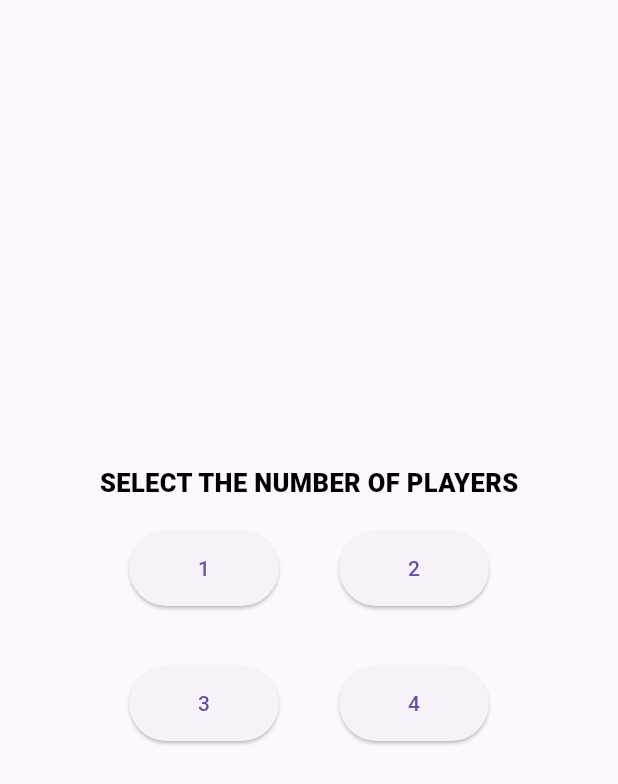
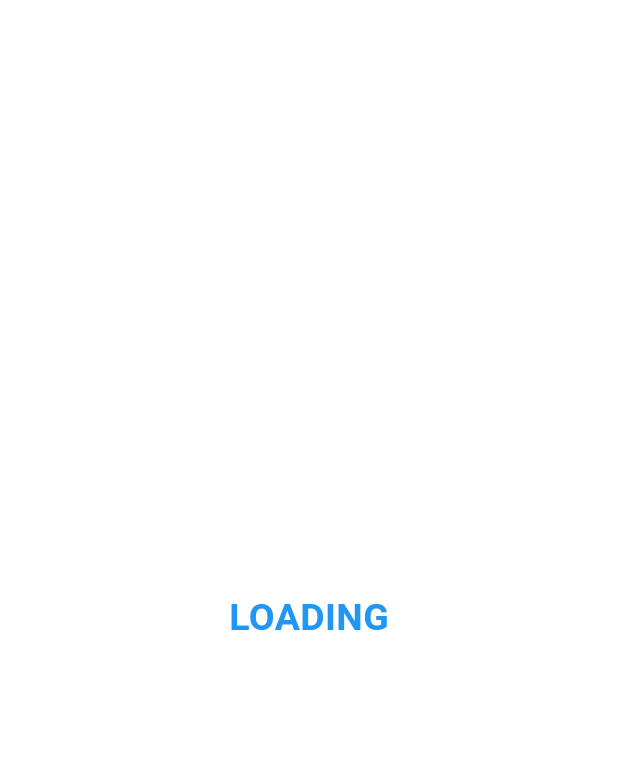
Before and after one commit to rafseenak/treasure_hunt, a Flutter app: the first screen one second after launch, on a phone screen of 412 x 824 dp. Shown: the top 784 px of the screen. Run offline on Flutter 3.47's test engine with Material 3 defaults, Android fonts, the phone set to English and light mode, and no system bars; our stand-ins replace flutter_blue_plus, get; missing offline and left inert: qr_code_scanner.

Commit message:
04-01-24 2

```diff
--- a/lib/controller/bt_controller.dart
+++ b/lib/controller/bt_controller.dart
@@ -15,7 +15,7 @@ class BluetoothController extends GetxController {
 
   final List<String> desiredDeviceIds = [
     "78:21:84:9D:B1:B2",
-    // '44:17:93:7C:65:02'
+    // "44:17:93:7C:65:02",
   ];
 
   StreamController<Map<String, int>> rssiUpdatesStreamController =
--- a/lib/first_screen.dart
+++ b/lib/first_screen.dart
@@ -31,7 +31,12 @@ class FirstScreen extends StatelessWidget {
                         Navigator.of(context).push(
                           MaterialPageRoute(
                             builder: (ctx) {
-                              return const SecondScreen(noOfPlayers: '1');
+                              return SecondScreen(
+                                noOfPlayers: '1',
+                                dlist: const [
+                                  "78:21:84:9D:B1:B2",
+                                ],
+                              );
                             },
                           ),
                         );
@@ -50,7 +55,13 @@ class FirstScreen extends StatelessWidget {
                         Navigator.of(context).push(
                           MaterialPageRoute(
                             builder: (ctx) {
-                              return const SecondScreen(noOfPlayers: '2');
+                              return SecondScreen(
+                                noOfPlayers: '2',
+                                dlist: const [
+                                  "78:21:84:9D:B1:B2",
+                                  "44:17:93:7C:65:02",
+                                ],
+                              );
                             },
                           ),
                         );
@@ -61,49 +72,61 @@ class FirstScreen extends StatelessWidget {
                 ),
               ],
             ),
-            Row(
-              mainAxisAlignment: MainAxisAlignment.center,
-              children: [
-                Padding(
-                  padding: const EdgeInsets.all(20),
-                  child: SizedBox(
-                    width: 100,
-                    height: 50,
-                    child: ElevatedButton(
-                      onPressed: () {
-                        Navigator.of(context).push(
-                          MaterialPageRoute(
-                            builder: (ctx) {
-                              return const SecondScreen(noOfPlayers: '3');
-                            },
-                          ),
-                        );
-                      },
-                      child: const Text('3'),
-                    ),
-                  ),
-                ),
-                Padding(
-                  padding: const EdgeInsets.all(20),
-                  child: SizedBox(
-                    width: 100,
-                    height: 50,
-                    child: ElevatedButton(
-                      onPressed: () {
-                        Navigator.of(context).push(
-                          MaterialPageRoute(
-                            builder: (ctx) {
-                              return const SecondScreen(noOfPlayers: '4');
-                            },
-                          ),
-                        );
-                      },
-                      child: const Text('4'),
-                    ),
-                  ),
-                ),
-              ],
-            ),
+            // Row(
+            //   mainAxisAlignment: MainAxisAlignment.center,
+            //   children: [
+            //     Padding(
+            //       padding: const EdgeInsets.all(20),
+            //       child: SizedBox(
+            //         width: 100,
+            //         height: 50,
+            //         child: ElevatedButton(
+            //           onPressed: () {
+            //             Navigator.of(context).push(
+            //               MaterialPageRoute(
+            //                 builder: (ctx) {
+            //                   return SecondScreen(
+            //                     noOfPlayers: '3',
+            //                     dlist: const [
+            //                       "78:21:84:9D:B1:B2",
+            //                       // "44:17:93:7C:65:02",
+            //                     ],
+            //                   );
+            //                 },
+            //               ),
+            //             );
+            //           },
+            //           child: const Text('3'),
+            //         ),
+            //       ),
+            //     ),
+            //     Padding(
+            //       padding: const EdgeInsets.all(20),
+            //       child: SizedBox(
+            //         width: 100,
+            //         height: 50,
+            //         child: ElevatedButton(
+            //           onPressed: () {
+            //             Navigator.of(context).push(
+            //               MaterialPageRoute(
+            //                 builder: (ctx) {
+            //                   return SecondScreen(
+            //                     noOfPlayers: '4',
+            //                     dlist: const [
+            //                       "78:21:84:9D:B1:B2",
+            //                       // "44:17:93:7C:65:02",
+            //                     ],
+            //                   );
+            //                 },
+            //               ),
+            //             );
+            //           },
+            //           child: const Text('4'),
+            //         ),
+            //       ),
+            //     ),
+            //   ],
+            // ),
           ],
         ),
       ),
--- a/lib/main.dart
+++ b/lib/main.dart
@@ -1,7 +1,6 @@
 import 'package:flutter/material.dart';
-import 'package:frontend/first_screen.dart';
 import 'package:frontend/result.dart';
-import 'controller/qr_controller.dart';
+import 'package:frontend/splash_screen.dart';
 
 main() {
   runApp(const MyApp());
@@ -16,11 +15,9 @@ class MyApp extends StatelessWidget {
       theme: ThemeData(
         primaryColor: Colors.cyan,
       ),
-      home: const FirstScreen(),
+      home: const SplashScreen(),
       routes: {
-        'qrread': (context) => const QRViewExample(),
         'rslt': (context) => const CenteredText(),
-        'rslt2': (context) => const CenteredText2(),
       },
     );
   }
--- /dev/null
+++ b/lib/splash_screen.dart
@@ -0,0 +1,42 @@
+import 'package:flutter/material.dart';
+import 'package:frontend/first_screen.dart';
+
+class SplashScreen extends StatefulWidget {
+  const SplashScreen({super.key});
+
+  @override
+  State<SplashScreen> createState() => _SplashScreenState();
+}
+
+class _SplashScreenState extends State<SplashScreen> {
+  @override
+  void initState() {
+    gotoFirstpage();
+    super.initState();
+  }
+
+  @override
+  Widget build(BuildContext context) {
+    return const Scaffold(
+      backgroundColor: Colors.white,
+      body: Center(
+        child: Text(
+          'LOADING',
+          style: TextStyle(
+            fontSize: 25,
+            color: Colors.blue,
+            fontWeight: FontWeight.bold,
+          ),
+        ),
+      ),
+    );
+  }
+
+  Future<void> gotoFirstpage() async {
+    await Future.delayed(const Duration(seconds: 3));
+    Navigator.of(context).pushAndRemoveUntil(
+      MaterialPageRoute(builder: (ctx1) => const FirstScreen()),
+      (route) => false,
+    );
+  }
+}
--- a/pubspec.yaml
+++ b/pubspec.yaml
@@ -68,7 +68,8 @@ flutter:
   uses-material-design: true
 
   # To add assets to your application, add an assets section, like this:
-  # assets:
+  assets:
+      - assets/toy1.png
   #   - images/a_dot_burr.jpeg
   #   - images/a_dot_ham.jpeg
 
```
Also changed, not shown: lib/controller/qr_controller.dart (+36 -13 lines), lib/result.dart (+32 -9 lines), lib/second_screen.dart (+31 -31 lines), 2 other files.
